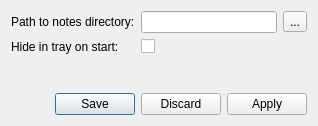
Qt form configdialog.ui (proton/zNotes) before a commit.
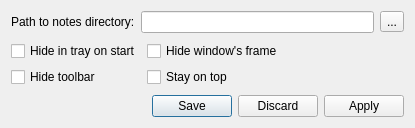
The same form after that commit. Icons and pictures are not drawn.

Patch:
```diff
--- a/configdialog.ui
+++ b/configdialog.ui
@@ -6,8 +6,8 @@
    <rect>
     <x>0</x>
     <y>0</y>
-    <width>318</width>
-    <height>126</height>
+    <width>415</width>
+    <height>128</height>
    </rect>
   </property>
   <property name="windowTitle">
@@ -19,16 +19,14 @@
   </property>
   <layout class="QVBoxLayout" name="verticalLayout">
    <item>
-    <layout class="QFormLayout" name="formLayout">
-     <item row="0" column="0">
+    <layout class="QHBoxLayout" name="horizontalLayout">
+     <item>
       <widget class="QLabel" name="label">
        <property name="text">
         <string>Path to notes directory:</string>
        </property>
       </widget>
      </item>
-     <item row="0" column="1">
-      <layout class="QHBoxLayout" name="horizontalLayout">
        <item>
         <widget class="QLineEdit" name="ed_NotesPath">
          <property name="readOnly">
@@ -45,17 +43,39 @@
        </item>
       </layout>
      </item>
+   <item>
+    <layout class="QFormLayout" name="formLayout">
+     <property name="labelAlignment">
+      <set>Qt::AlignLeading|Qt::AlignLeft|Qt::AlignVCenter</set>
+     </property>
+     <property name="formAlignment">
+      <set>Qt::AlignJustify|Qt::AlignVCenter</set>
+     </property>
+     <item row="0" column="0">
+      <widget class="QCheckBox" name="cb_HideStart">
+       <property name="text">
+        <string>Hide in tray on start</string>
+       </property>
+      </widget>
+     </item>
      <item row="1" column="0">
-      <widget class="QLabel" name="label_2">
+      <widget class="QCheckBox" name="cb_ToolbarHide">
        <property name="text">
-        <string>Hide in tray on start:</string>
+        <string>Hide toolbar</string>
+       </property>
+      </widget>
+     </item>
+     <item row="0" column="1">
+      <widget class="QCheckBox" name="cb_FrameHide">
+       <property name="text">
+        <string>Hide window's frame</string>
        </property>
       </widget>
      </item>
      <item row="1" column="1">
-      <widget class="QCheckBox" name="cb_HideStart">
+      <widget class="QCheckBox" name="cb_StayTop">
        <property name="text">
-        <string/>
+        <string>Stay on top</string>
        </property>
       </widget>
      </item>
```
Lines whose indentation alone changed are shown as unchanged.
